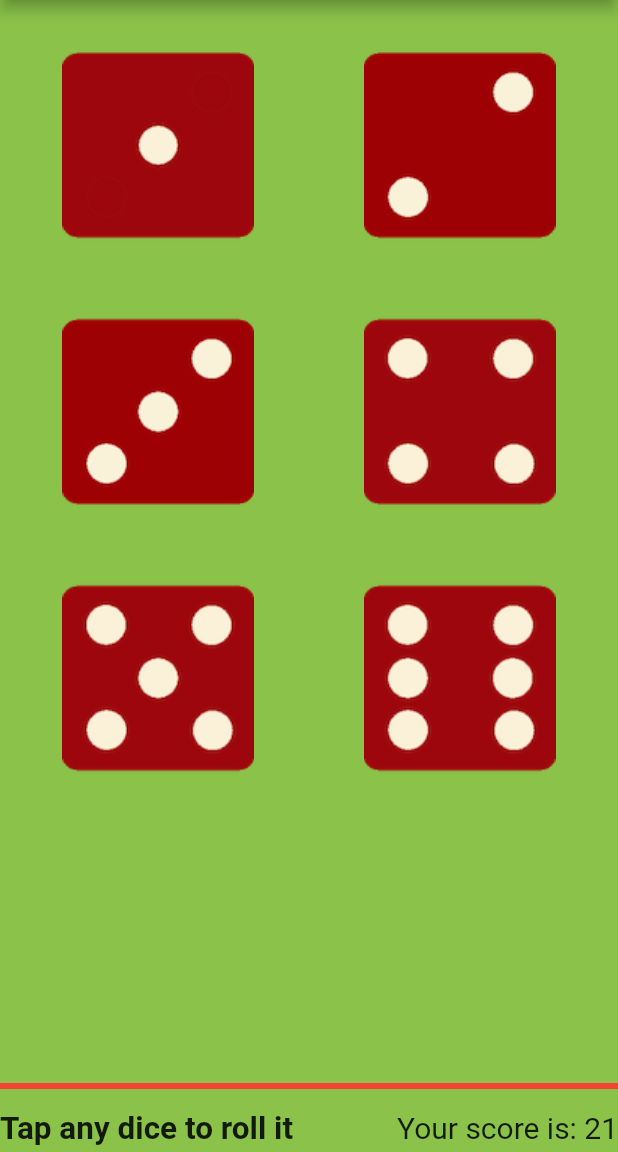
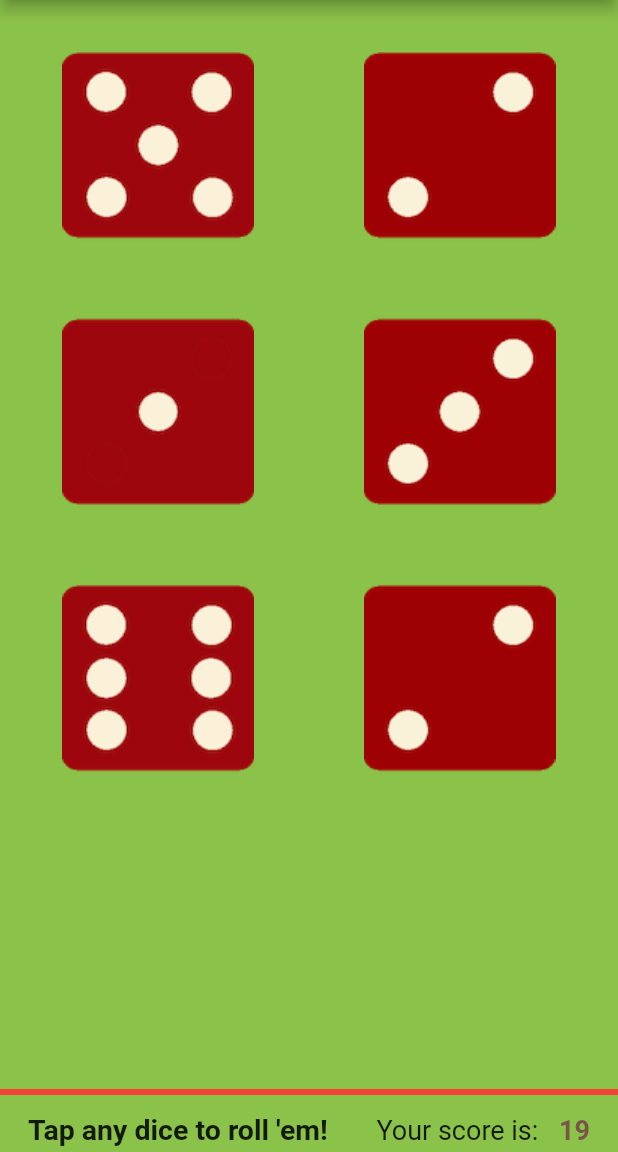
Before and after one commit to HoracioDuca/dice_roller, a Flutter app: the screen it shows after launch, on a phone screen of 412 x 824 dp, the part 84-1236 px from its top. Run offline on Flutter 3.47's test engine with Material 2 defaults, Android fonts, the phone set to English and light mode, and no system bars.

Commit message:
Adding first BLoC pattern implementation in the Roll the Dice App

```diff
--- a/lib/main.dart
+++ b/lib/main.dart
@@ -1,21 +1,37 @@
+import 'src/styles/dimensions.dart';
 import 'package:flutter/material.dart';
-import 'src/screen/ui_dice.dart';
+import 'src/bloc/dice_bloc.dart';
+import 'src/screen/dice_screen.dart';
 
 void main() {
   runApp(DiceRoller());
 }
 
-class DiceRoller extends StatelessWidget {
-  // This widget is the root of your application.
+class DiceRoller extends StatefulWidget {
+  @override
+  _DiceRollerState createState() => _DiceRollerState();
+}
+
+class _DiceRollerState extends State<DiceRoller> {
+  @override
+  void initState() {
+    super.initState();
+  }
+
+  final DiceBloc diceBloc = DiceBloc();
+
   @override
   Widget build(BuildContext context) {
     return MaterialApp(
-      title: 'Roll the Dice App',
+      title: Dimension.mainAppTitle,
       debugShowCheckedModeBanner: false,
       theme: ThemeData(
         primarySwatch: Colors.red,
       ),
-      home: DiceScreen(),
+      home: DiceScreen(
+        diceBloc: this.diceBloc,
+        title: Dimension.mainAppTitle,
+      ),
     );
   }
 }
--- /dev/null
+++ b/lib/src/bloc/contract/i_bloc.dart
@@ -0,0 +1,5 @@
+abstract class IBloc {
+  Future<void> initialize();
+
+  void dispose();
+}
--- /dev/null
+++ b/lib/src/bloc/dice_bloc.dart
@@ -0,0 +1,40 @@
+import 'dart:async';
+import 'dart:math';
+import '../styles/dimensions.dart';
+import 'i_dice_bloc.dart';
+
+class DiceBloc extends IDiceBloc {
+  List<int> _diceValues = [];
+  StreamController<List<int>> _streamValueController =
+      StreamController<List<int>>.broadcast();
+  StreamController<String> _streamDicesScoreController =
+      StreamController<String>.broadcast();
+
+  @override
+  void dispose() {
+    _streamValueController.close();
+    _streamDicesScoreController.close();
+  }
+
+  @override
+  Future<void> initialize() {}
+
+  @override
+  void roll() {
+    this._diceValues.clear();
+    int score = 0;
+    for (int i = 0; i < Dimension.diceCount; i++) {
+      int randomValue = Random().nextInt(Dimension.diceFaces) + 1;
+      this._diceValues.add(randomValue);
+      score += randomValue;
+    }
+    this._streamValueController.sink.add(this._diceValues);
+    this._streamDicesScoreController.sink.add('$score');
+  }
+
+  @override
+  Stream<List<int>> get streamValue => _streamValueController.stream;
+
+  @override
+  Stream<String> get streamDicesScore => _streamDicesScoreController.stream;
+}
--- /dev/null
+++ b/lib/src/bloc/i_dice_bloc.dart
@@ -0,0 +1,9 @@
+import 'contract/i_bloc.dart';
+
+abstract class IDiceBloc extends IBloc {
+  Stream<List<int>> get streamValue;
+
+  Stream<String> get streamDicesScore;
+
+  void roll();
+}
--- /dev/null
+++ b/lib/src/screen/dice_screen.dart
@@ -0,0 +1,134 @@
+import '../bloc/i_dice_bloc.dart';
+import '../styles/dimensions.dart';
+import 'package:flutter/material.dart';
+
+class DiceScreen extends StatefulWidget {
+  DiceScreen({
+    @required this.diceBloc,
+    @required this.title,
+  });
+
+  final IDiceBloc diceBloc;
+  final String title;
+
+  @override
+  _DiceScreenState createState() => _DiceScreenState();
+}
+
+class _DiceScreenState extends State<DiceScreen> {
+  @override
+  Widget build(
+    BuildContext context,
+  ) {
+    return Scaffold(
+      backgroundColor: Colors.lightGreen,
+      appBar: AppBar(
+        title: Text(
+          Dimension.appBarTitle,
+        ),
+        centerTitle: true,
+      ),
+      body: StreamBuilder(
+        initialData: Dimension.initialDices,
+        stream: widget.diceBloc.streamValue,
+        builder: (
+          context,
+          snapshot,
+        ) {
+          return GridView.count(
+            padding: EdgeInsets.all(
+              Dimension.gridViewPadding,
+            ),
+            crossAxisCount: Dimension.gridViewCrossAxisCount,
+            crossAxisSpacing: Dimension.gridViewCrossAxisSpacing,
+            mainAxisSpacing: Dimension.gridViewMainAxisSpacing,
+            childAspectRatio: Dimension.gridViewChildAspectRatio,
+            children: _generateDiceContainer(
+              snapshot,
+            ),
+          );
+        },
+      ),
+      bottomNavigationBar: Container(
+        decoration: BoxDecoration(
+          border: Border(
+            top: BorderSide(
+              width: Dimension.borderSideWidth,
+              color: Colors.red,
+            ),
+          ),
+        ),
+        child: Row(
+          mainAxisAlignment: MainAxisAlignment.spaceBetween,
+          children: [
+            SizedBox(
+              width: Dimension.bottomNavBarSizedBoxWeight,
+            ),
+            Text(
+              Dimension.makeItRollText,
+              style: TextStyle(
+                fontWeight: FontWeight.bold,
+                fontSize: Dimension.leftTextStyleFontSize,
+                height: Dimension.textStyleHeight,
+              ),
+            ),
+            SizedBox(
+              width: Dimension.bottomNavBarSizedBoxWeight,
+            ),
+            Text(
+              Dimension.scoreText,
+              style: TextStyle(
+                fontWeight: FontWeight.w400,
+                fontSize: Dimension.scoreNavBarFontSize,
+                height: Dimension.textStyleHeight,
+              ),
+            ),
+            StreamBuilder(
+              initialData: Dimension.initialScore,
+              stream: widget.diceBloc.streamDicesScore,
+              builder: (
+                context,
+                snapshot,
+              ) {
+                return Text(
+                  snapshot.data,
+                  style: TextStyle(
+                    color: Colors.brown,
+                    fontSize: Dimension.scoreNavBarFontSize,
+                    fontWeight: FontWeight.bold,
+                    height: Dimension.textStyleHeight,
+                  ),
+                );
+              },
+            ),
+            SizedBox(
+              width: Dimension.bottomNavBarSizedBoxWeight,
+            ),
+          ],
+        ),
+      ),
+    );
+  }
+
+  List<Widget> _generateDiceContainer(AsyncSnapshot snapshot) {
+    var diceContainer = snapshot.data.map<Widget>(
+      (
+        diceFace,
+      ) {
+        return InkWell(
+          onTap: () {
+            widget.diceBloc.roll();
+          },
+          child: Container(
+            child: Image(
+              image: AssetImage(
+                Dimension.imagePath + '$diceFace' + Dimension.imageExtension,
+              ),
+            ),
+          ),
+        );
+      },
+    );
+    return diceContainer.toList();
+  }
+}
--- a/lib/src/screen/ui_dice.dart
+++ /dev/null
@@ -1,76 +0,0 @@
-import '../styles/dimensions.dart';
-import 'package:flutter/material.dart';
-
-class DiceScreen extends StatelessWidget {
-  @override
-  Widget build(BuildContext context) {
-    return Scaffold(
-      backgroundColor: Colors.lightGreen,
-      appBar: AppBar(
-        title: Text(
-          'Dice Roller App',
-        ),
-        centerTitle: true,
-      ),
-      body: GridView.count(
-        padding: EdgeInsets.all(
-          Dimension.gridViewPadding,
-        ),
-        crossAxisCount: Dimension.gridViewCrossAxisCount,
-        crossAxisSpacing: Dimension.gridViewCrossAxisSpacing,
-        mainAxisSpacing: Dimension.gridViewMainAxisSpacing,
-        childAspectRatio: Dimension.gridViewChildAspectRatio,
-        children: List.generate(
-          Dimension.diceCount,
-          (index) {
-            return _generateListOfDices(
-              index + 1,
-            );
-          },
-        ),
-      ),
-      bottomNavigationBar: Container(
-        decoration: BoxDecoration(
-          border: Border(
-            top: BorderSide(
-              width: Dimension.borderSideWidth,
-              color: Colors.red,
-            ),
-          ),
-        ),
-        child: Row(
-          mainAxisAlignment: MainAxisAlignment.spaceBetween,
-          children: [
-            Text(
-              "Tap any dice to roll it",
-              style: TextStyle(
-                fontWeight: FontWeight.bold,
-                fontSize: Dimension.leftTextStyleFontSize,
-                height: Dimension.textStyleHeight,
-              ),
-            ),
-            SizedBox(
-              width: Dimension.bottomNavBarSizedBox,
-            ),
-            Text(
-              "Your score is: 21",
-              style: TextStyle(
-                fontWeight: FontWeight.w400,
-                fontSize: Dimension.scoreNavBarFontSize,
-                height: Dimension.textStyleHeight,
-              ),
-            ),
-          ],
-        ),
-      ),
-    );
-  }
-
-  Widget _generateListOfDices(int diceNumber) {
-    return Image(
-      image: AssetImage(
-        "assets/images/dice$diceNumber.png",
-      ),
-    );
-  }
-}
--- a/lib/src/styles/dimensions.dart
+++ b/lib/src/styles/dimensions.dart
@@ -1,13 +1,22 @@
 abstract class Dimension {
+  static const String imagePath = 'assets/images/dice';
+  static const String imageExtension = '.png';
+  static const String initialScore = "19";
+  static const String appBarTitle = "Dice Roller App";
+  static const String mainAppTitle = "Roll the Dice App";
+  static const String makeItRollText = "Tap any dice to roll 'em!";
+  static const String scoreText = "Your score is:";
+  static const List<int> initialDices = [5, 2, 1, 3, 6, 2];
   static const int gridViewCrossAxisCount = 2;
   static const int diceCount = 6;
+  static const int diceFaces = 6;
   static const double gridViewCrossAxisSpacing = 10.0;
   static const double gridViewPadding = 10.0;
   static const double gridViewMainAxisSpacing = 4.0;
   static const double gridViewChildAspectRatio = 1.1;
   static const double borderSideWidth = 4.0;
-  static const double leftTextStyleFontSize = 21.0;
-  static const double bottomNavBarSizedBox = 5.0;
-  static const double scoreNavBarFontSize = 20.0;
+  static const double leftTextStyleFontSize = 19.0;
+  static const double bottomNavBarSizedBoxWeight = 5.0;
+  static const double scoreNavBarFontSize = 18.0;
   static const double textStyleHeight = 2.0;
 }
```
